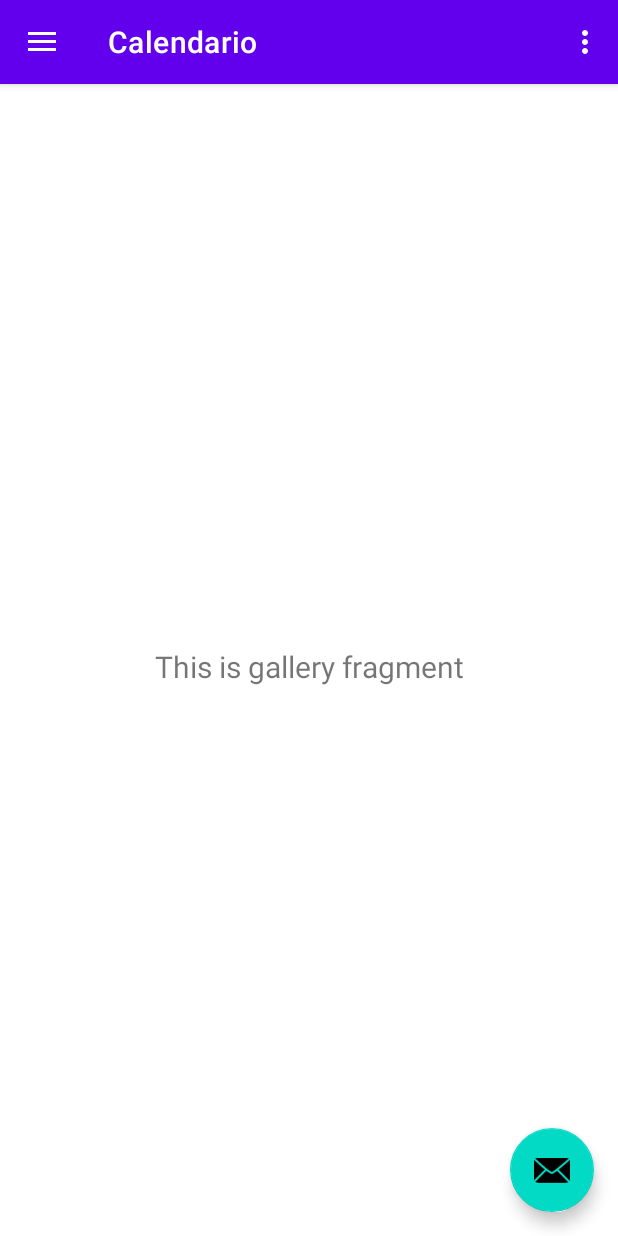
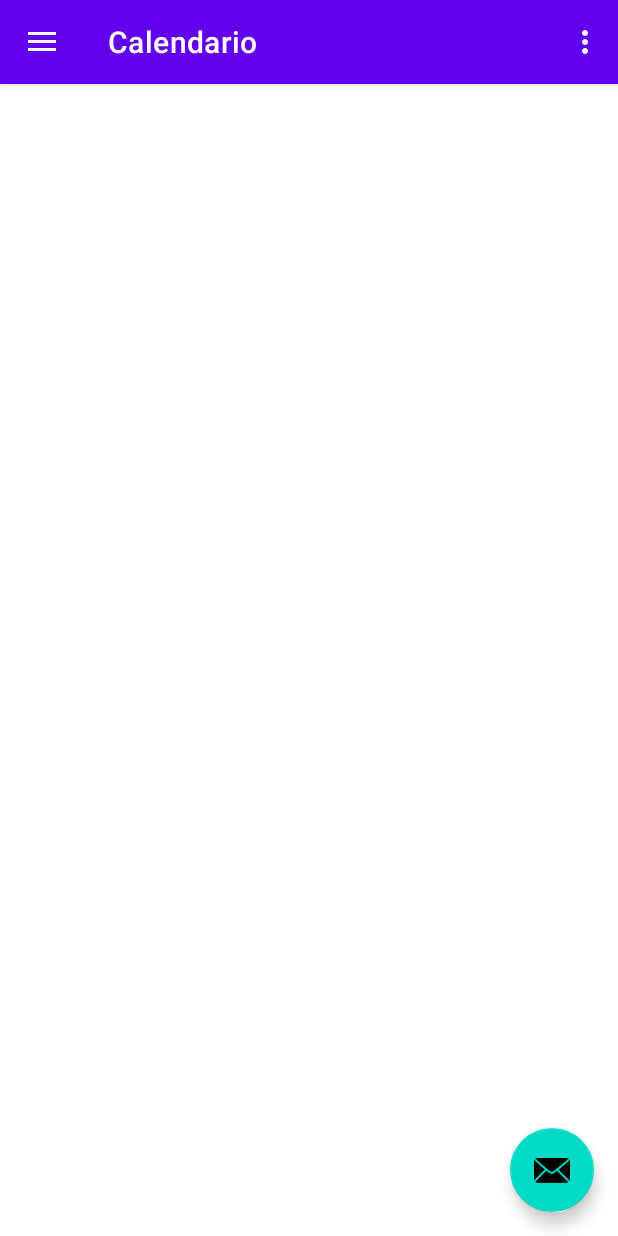
Before and after one commit to Gerard01mm/ProjectoPIS, an Android app: the screen it shows after launch (MainActivity), in the side drawer, after a tap on "Calendario", on a phone screen of 412 x 824 dp. Run offline under Robolectric (Android 15) with nearby library versions, the phone set to English and light mode, and no system bars; our stand-ins replace navigation-ui; 2 statements that could not run were skipped.

```diff
--- a/app/src/main/AndroidManifest.xml
+++ b/app/src/main/AndroidManifest.xml
@@ -9,6 +9,7 @@
         android:roundIcon="@mipmap/ic_launcher_round"
         android:supportsRtl="true"
         android:theme="@style/Theme.My_notes">
+        <activity android:name=".CalendarActivity"></activity>
         <activity
             android:name=".MainActivity"
             android:label="@string/app_name"
--- /dev/null
+++ b/app/src/main/java/com/example/my_notes/CalendarActivity.java
@@ -0,0 +1,14 @@
+package com.example.my_notes;
+
+import androidx.appcompat.app.AppCompatActivity;
+
+import android.os.Bundle;
+
+public class CalendarActivity extends AppCompatActivity {
+
+    @Override
+    protected void onCreate(Bundle savedInstanceState) {
+        super.onCreate(savedInstanceState);
+        setContentView(R.layout.fragment_calendar);
+    }
+}
--- a/app/src/main/java/com/example/my_notes/ui/slideshow/SlideshowFragment.java
+++ b/app/src/main/java/com/example/my_notes/ui/slideshow/SlideshowFragment.java
@@ -22,7 +22,7 @@ public class SlideshowFragment extends Fragment {
                              ViewGroup container, Bundle savedInstanceState) {
         slideshowViewModel =
                 new ViewModelProvider(this).get(SlideshowViewModel.class);
-        View root = inflater.inflate(R.layout.fragment_slideshow, container, false);
+        View root = inflater.inflate(R.layout.fragment_calendar, container, false);
         final TextView textView = root.findViewById(R.id.text_slideshow);
         slideshowViewModel.getText().observe(getViewLifecycleOwner(), new Observer<String>() {
             @Override
--- a/app/src/main/res/layout/fragment_gallery.xml
+++ b/app/src/main/res/layout/fragment_gallery.xml
@@ -4,19 +4,4 @@
     xmlns:tools="http://schemas.android.com/tools"
     android:layout_width="match_parent"
     android:layout_height="match_parent"
-    tools:context=".ui.gallery.GalleryFragment">
-
-    <TextView
-        android:id="@+id/text_gallery"
-        android:layout_width="match_parent"
-        android:layout_height="wrap_content"
-        android:layout_marginStart="8dp"
-        android:layout_marginTop="8dp"
-        android:layout_marginEnd="8dp"
-        android:textAlignment="center"
-        android:textSize="20sp"
-        app:layout_constraintBottom_toBottomOf="parent"
-        app:layout_constraintEnd_toEndOf="parent"
-        app:layout_constraintStart_toStartOf="parent"
-        app:layout_constraintTop_toTopOf="parent" />
-</androidx.constraintlayout.widget.ConstraintLayout>
+    tools:context=".ui.gallery.GalleryFragment"/>
--- a/app/src/main/res/navigation/mobile_navigation.xml
+++ b/app/src/main/res/navigation/mobile_navigation.xml
@@ -21,5 +21,5 @@
         android:id="@+id/nav_slideshow"
         android:name="com.example.my_notes.ui.slideshow.SlideshowFragment"
         android:label="@string/menu_slideshow"
-        tools:layout="@layout/fragment_slideshow" />
+        tools:layout="@layout/fragment_calendar" />
 </navigation>
```
